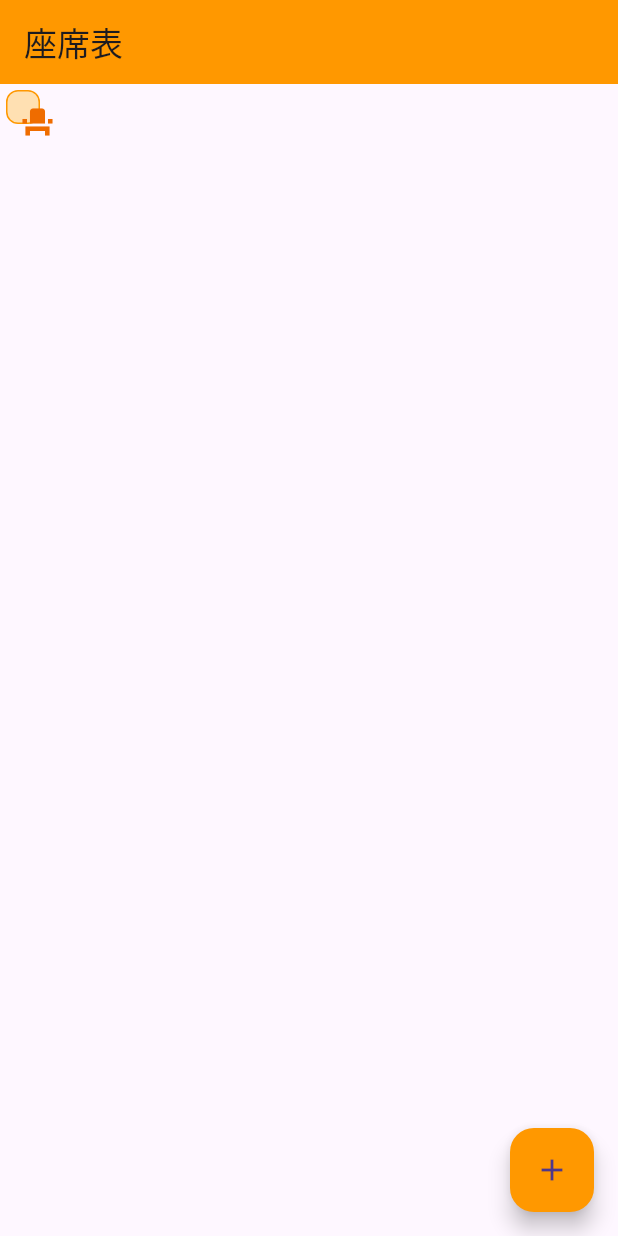
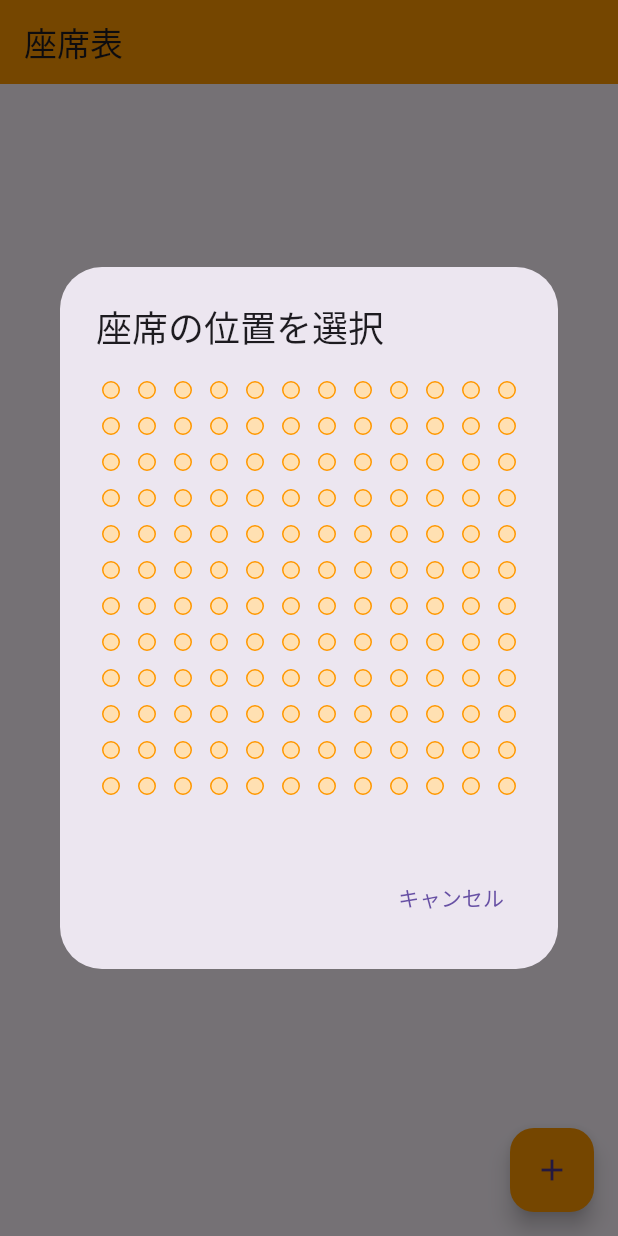
Before and after one commit to shinnkura/desk_director, a Flutter app: the SeatChartPage screen opened directly, after a tap on the "add" icon, on a phone screen of 412 x 824 dp. Run offline on Flutter 3.47's test engine with Material 3 defaults, Android fonts, the phone set to English and light mode, and no system bars; our stand-ins replace cloud_firestore, firebase_core, flutter_colorpicker, shared_preferences; missing offline and left inert: dashboard; accounts and stored records are empty.

Commit message:
feat(seat): 位置とDBの連携

```diff
--- /dev/null
+++ b/devtools_options.yaml
@@ -0,0 +1 @@
+extensions:
--- a/lib/seat/seat_chart_page.dart
+++ b/lib/seat/seat_chart_page.dart
@@ -1,3 +1,4 @@
+import 'package:collection/collection.dart';
 import 'package:flutter/material.dart';
 import 'package:cloud_firestore/cloud_firestore.dart';
 
@@ -23,32 +24,33 @@ class _SeatChartPageState extends State<SeatChartPage> {
         stream: firestore.collection('seats').snapshots(),
         builder: (context, AsyncSnapshot<QuerySnapshot> snapshot) {
           if (snapshot.hasError) {
-            return Center(
-              child: Text(
-                'データの読み込みに失敗しました。\n${snapshot.error}',
-                textAlign: TextAlign.center,
-              ),
-            );
+            // エラーハンドリング
           }
           if (!snapshot.hasData) {
-            return const Center(
-              child: CircularProgressIndicator(
-                color: Colors.orange, // インジケータの色を変更
-              ),
-            );
+            // データがない場合の処理
           }
 
           var seats = snapshot.data!.docs;
+          // グリッドの全セル数を設定
+          int totalCells = rows * rows;
+
           return GridView.builder(
             gridDelegate: SliverGridDelegateWithFixedCrossAxisCount(
               crossAxisCount: rows,
               crossAxisSpacing: 4,
               mainAxisSpacing: 4,
             ),
-            itemCount: seats.length,
+            itemCount: totalCells,
             itemBuilder: (context, index) {
-              var seat = seats[index];
-              return _buildSeatItem(seat);
+              // 現在のセルの行と列を計算
+              int row = index ~/ rows;
+              int column = index % rows;
+
+              var seat = seats.firstWhereOrNull(
+                (s) => s['row'] == row && s['column'] == column,
+              );
+
+              return seat != null ? _buildSeatItem(seat) : Container();
             },
           );
         },
@@ -96,11 +98,99 @@ class _SeatChartPageState extends State<SeatChartPage> {
     );
   }
 
+  Widget _buildGridSelector(Function(int, int) onSelect) {
+    return GridView.builder(
+      gridDelegate: SliverGridDelegateWithFixedCrossAxisCount(
+        crossAxisCount: rows,
+        crossAxisSpacing: 4,
+        mainAxisSpacing: 4,
+      ),
+      itemCount: rows * rows, // 例えば、12行12列のグリッド
+      itemBuilder: (context, index) {
+        int row = index ~/ rows;
+        int column = index % rows;
+        return GestureDetector(
+          onTap: () => onSelect(row, column),
+          child: Container(
+            margin: const EdgeInsets.all(4.0),
+            decoration: BoxDecoration(
+              color: Colors.orange[100],
+              border: Border.all(color: Colors.orange),
+              borderRadius: BorderRadius.circular(8.0),
+            ),
+          ),
+        );
+      },
+    );
+  }
+
   void _addNewSeat() async {
-    try {
-      await firestore.collection('seats').add({'name': ''});
-    } catch (e) {
-      print('エラーが発生しました: $e');
+    int selectedRow = -1;
+    int selectedColumn = -1;
+
+    // グリッド上の位置を選択するダイアログを表示
+    await showDialog(
+      context: context,
+      builder: (context) {
+        return AlertDialog(
+          title: const Text('座席の位置を選択'),
+          content: SizedBox(
+            // GridViewのサイズを設定
+            width: double.maxFinite,
+            height: 300, // 適切な高さに設定
+            child: _buildGridSelector((row, column) {
+              selectedRow = row;
+              selectedColumn = column;
+              Navigator.of(context).pop();
+            }),
+          ),
+          actions: <Widget>[
+            TextButton(
+              child: const Text('キャンセル'),
+              onPressed: () {
+                Navigator.of(context).pop();
+              },
+            ),
+          ],
+        );
+      },
+    );
+
+    // 位置が選択された場合、名前を入力するダイアログを表示
+    if (selectedRow != -1 && selectedColumn != -1) {
+      String newName = '';
+      await showDialog(
+        context: context,
+        builder: (context) {
+          return AlertDialog(
+            title: const Text('座席名の入力'),
+            content: TextField(
+              onChanged: (value) {
+                newName = value;
+              },
+            ),
+            actions: <Widget>[
+              TextButton(
+                child: const Text('キャンセル'),
+                onPressed: () {
+                  Navigator.of(context).pop();
+                },
+              ),
+              TextButton(
+                child: const Text('OK'),
+                onPressed: () {
+                  firestore.collection('seats').add({
+                    'name': newName,
+                    'row': selectedRow,
+                    'column': selectedColumn,
+                  });
+                  Navigator.of(context).pop();
+                },
+              ),
+            ],
+          );
+        },
+      );
     }
   }
 
--- a/pubspec.yaml
+++ b/pubspec.yaml
@@ -45,6 +45,7 @@ dependencies:
   cloud_firestore:
   firebase_core: ^2.13.1
   flutter_bloc: ^8.0.0
+  collection:
 
 dev_dependencies:
   flutter_test:
```
Also changed, not shown: pubspec.lock.
